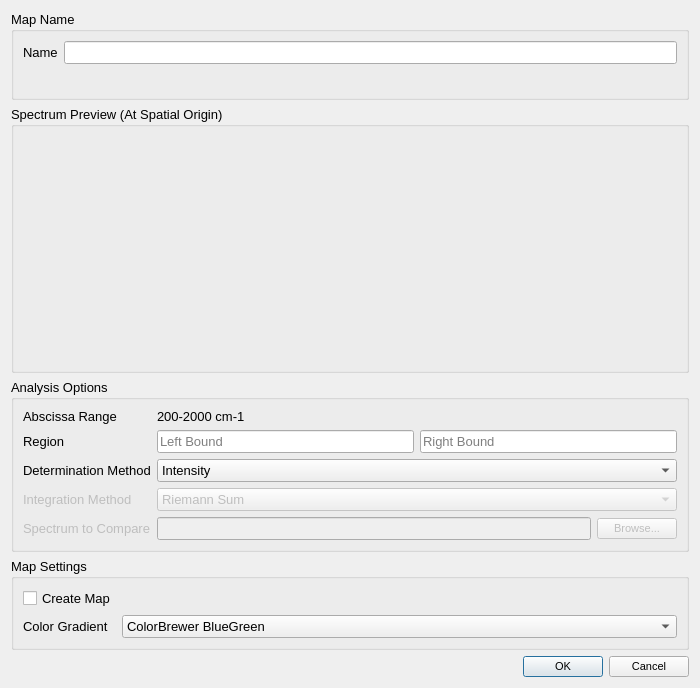
First picture: the form in GUI/Analysis/univariatedialog.ui, repository VespucciProject/Vespucci, before the edit.
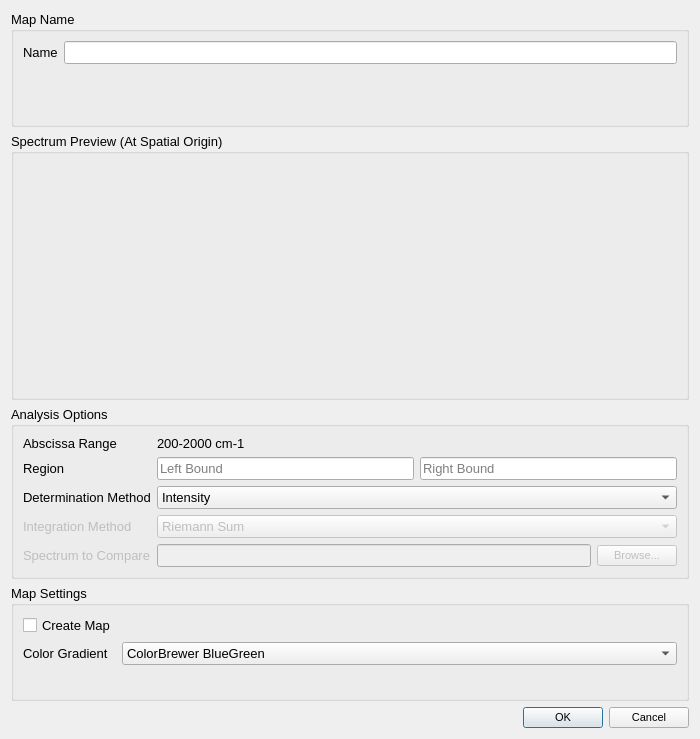
Second picture: the form after the edit. Custom widgets are drawn as their Qt base class.

```diff
--- a/GUI/Analysis/univariatedialog.ui
+++ b/GUI/Analysis/univariatedialog.ui
@@ -7,7 +7,7 @@
     <x>0</x>
     <y>0</y>
     <width>700</width>
-    <height>688</height>
+    <height>739</height>
    </rect>
   </property>
   <property name="windowTitle">
```
Left out of the diff: 4 changed lines with no effect on the pictures.
